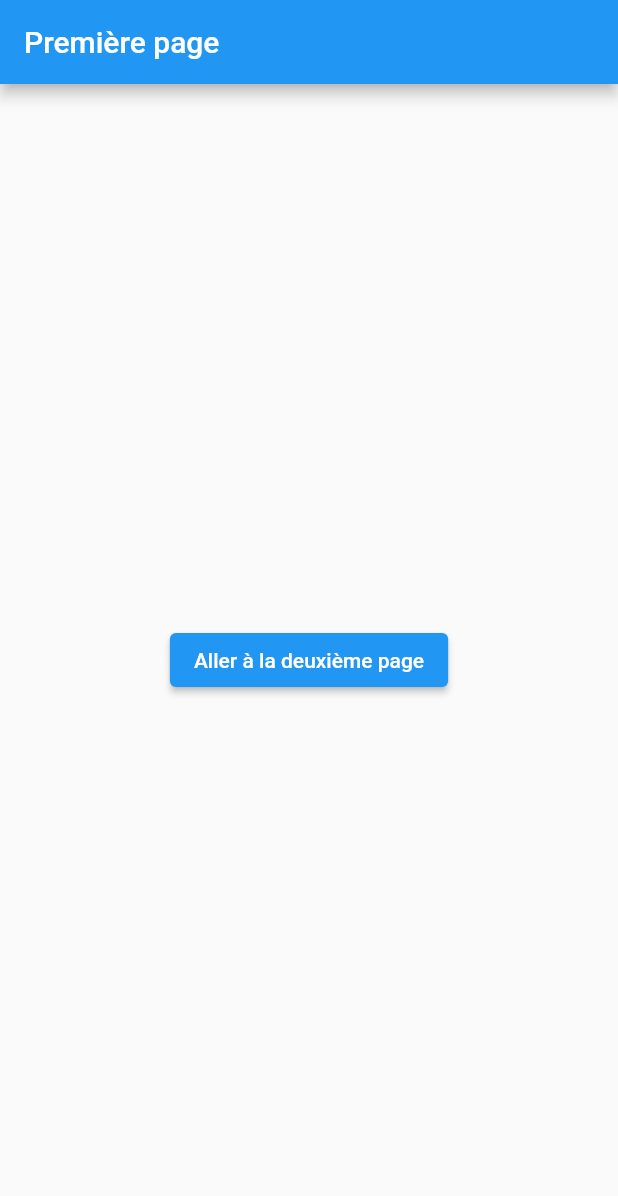
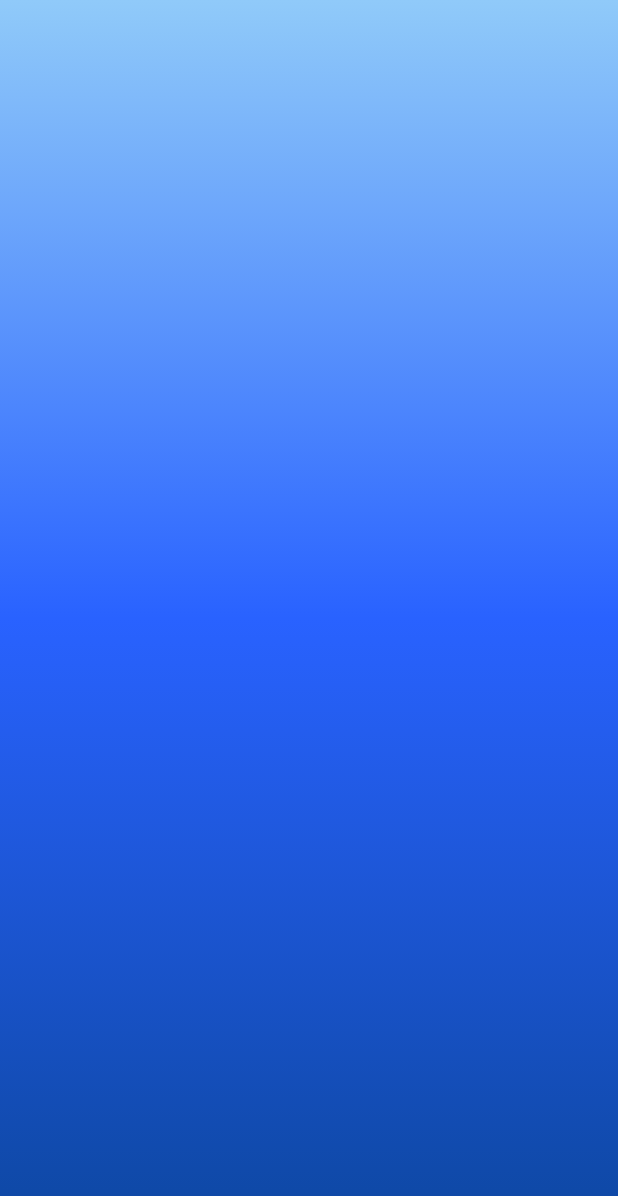
Before and after one commit to davipro34/demologin_app, a Flutter app: the screen it shows after launch, on a phone screen of 412 x 824 dp. Shown: the top 1196 px of the screen. Run offline on Flutter 3.47's test engine with Material 2 defaults, Android fonts, the phone set to English and light mode, and no system bars.

Commit message:
Creating the LoginPage Background Blue Gradient

```diff
--- a/lib/main.dart
+++ b/lib/main.dart
@@ -15,15 +15,17 @@ class LoginPage extends StatelessWidget {
   @override
   Widget build(BuildContext context) {
     return Scaffold(
-      appBar: AppBar(
-        title: const Text('Première page'),
-      ),
-      body: Center(
-        child: ElevatedButton(
-          onPressed: () {
-            Navigator.push(context, MaterialPageRoute(builder: (context) => const SignupPage()));
-          },
-          child: const Text('Aller à la deuxième page'),
+      body: Container(
+        decoration: BoxDecoration(
+          gradient: LinearGradient(
+            begin: Alignment.topCenter,
+            end: Alignment.bottomCenter,
+            colors: <Color>[
+              Colors.blue[200]!,
+              Colors.blueAccent[700]!,
+              Colors.blue[900]!,
+            ],
+          ),
         ),
       ),
     );
```
